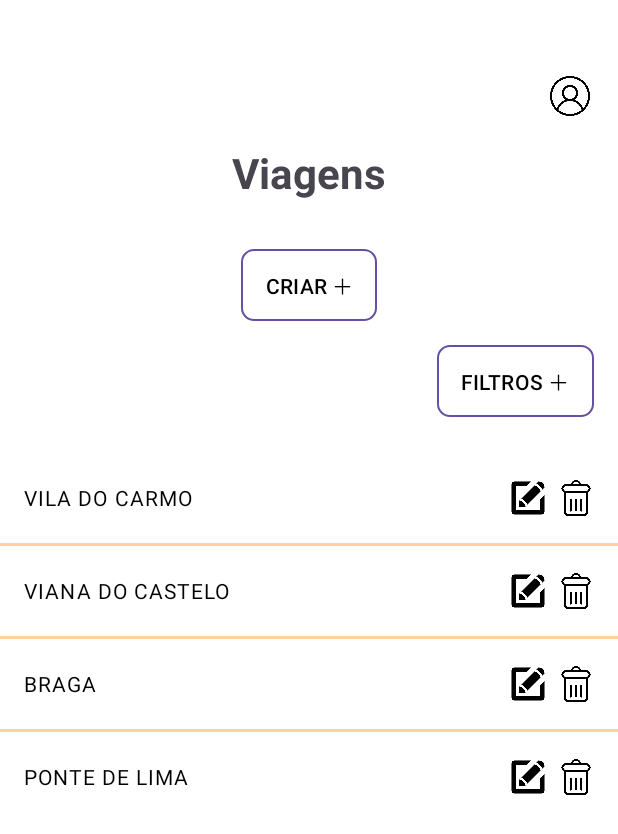
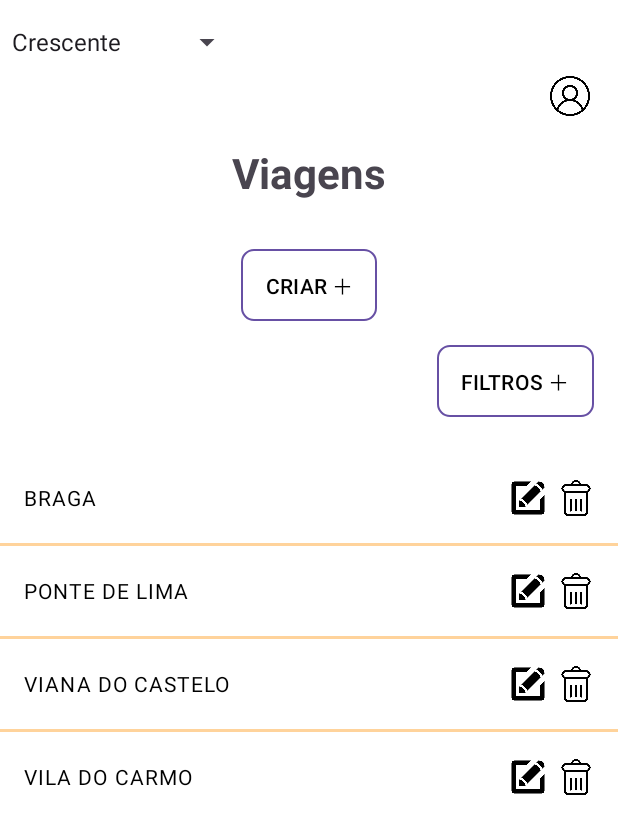
Before and after one commit to t2ne/tripsync, an Android app: the HomeActivity screen opened directly, with no data from a screen before it, after a tap on "FILTROS ＋", on a phone screen of 412 x 824 dp. Shown: the top 834 px of the screen. Run offline under Robolectric (Android 15) with nearby library versions, the phone set to English and light mode, and no system bars.

Commit message:
praticamente tudo mais fix

```diff
--- a/app/src/main/AndroidManifest.xml
+++ b/app/src/main/AndroidManifest.xml
@@ -43,6 +43,8 @@
         <activity android:name=".CriarViagemActivity"
             android:exported="false"/>
 
+        <activity android:name=".EditarViagemActivity"
+            android:exported="false"/>
 
 
     </application>
--- a/app/src/main/java/com/example/tripsync/HomeActivity.kt
+++ b/app/src/main/java/com/example/tripsync/HomeActivity.kt
@@ -2,6 +2,7 @@ package com.example.tripsync
 
 import android.content.Intent
 import android.os.Bundle
+import android.view.View
 import android.view.ViewGroup
 import android.widget.*
 import androidx.appcompat.app.AppCompatActivity
@@ -10,27 +11,21 @@ class HomeActivity : AppCompatActivity() {
 
     private lateinit var viagensListView: ListView
     private val viagens = mutableListOf("Vila do Carmo", "Viana do Castelo", "Braga", "Ponte de Lima")
+    private lateinit var adapter: ViagemAdapter
+    private lateinit var btnFiltros: Button
+    private lateinit var spinnerFiltro: Spinner // Declaração do Spinner
 
     override fun onCreate(savedInstanceState: Bundle?) {
         super.onCreate(savedInstanceState)
         setContentView(R.layout.activity_home)
 
         viagensListView = findViewById(R.id.viagensListView)
-        val adapter = ViagemAdapter()
+        spinnerFiltro = findViewById(R.id.spinnerFiltro) // Atribuição do Spinner
+        btnFiltros = findViewById(R.id.btnFiltros)
+
+        // Adapter para lista de viagens
+        adapter = ViagemAdapter()
         viagensListView.adapter = adapter
-
-        // Botão CRIAR
-        findViewById<Button>(R.id.btnCriar).setOnClickListener {
-            Toast.makeText(this, "Criar nova viagem", Toast.LENGTH_SHORT).show()
-        }
-        // Botão CRIAR
-        findViewById<Button>(R.id.btnCriar).setOnClickListener {
-            Toast.makeText(this, "Criar nova viagem", Toast.LENGTH_SHORT).show()
-        }
-        // Botão FILTROS
-        findViewById<Button>(R.id.btnFiltros).setOnClickListener {
-            Toast.makeText(this, "Abrir filtros", Toast.LENGTH_SHORT).show()
-        }
 
         // Botão CRIAR abre a CriarViagemActivity
         findViewById<Button>(R.id.btnCriar).setOnClickListener {
@@ -38,13 +33,47 @@ class HomeActivity : AppCompatActivity() {
             startActivity(intent)
         }
 
+        // Botão FILTROS
+        btnFiltros.setOnClickListener {
+            val filtroOptions = arrayOf("Crescente", "Descrescente")
+            val adapterFiltro = ArrayAdapter(this, android.R.layout.simple_spinner_item, filtroOptions)
+            adapterFiltro.setDropDownViewResource(android.R.layout.simple_spinner_dropdown_item)
+            spinnerFiltro.adapter = adapterFiltro
+
+            // Alterna a visibilidade do spinner
+            spinnerFiltro.visibility = if (spinnerFiltro.visibility == View.GONE) View.VISIBLE else View.GONE
+        }
+
+        // Configurar o spinner para ordenar as viagens
+        spinnerFiltro.onItemSelectedListener = object : AdapterView.OnItemSelectedListener {
+            override fun onItemSelected(parent: AdapterView<*>, view: View?, position: Int, id: Long) {
+                when (position) {
+                    0 -> sortViagensCrescente() // Ordenar Crescente
+                    1 -> sortViagensDecrescente() // Ordenar Decrescente
+                }
+            }
+
+            override fun onNothingSelected(parent: AdapterView<*>) {}
+        }
+
+        // Ícone de perfil abre EditarPerfilActivity
         val profileIcon = findViewById<ImageView>(R.id.profileIcon)
         profileIcon.setOnClickListener {
-            Toast.makeText(this, "Ícone de perfil clicado!", Toast.LENGTH_SHORT).show()
             val intent = Intent(this, EditarPerfilActivity::class.java)
             startActivity(intent)
         }
+    }
 
+    private fun sortViagensCrescente() {
+        // Ordenar em ordem crescente (A-Z)
+        viagens.sort()
+        adapter.notifyDataSetChanged() // Notifica o adapter para atualizar a lista
+    }
+
+    private fun sortViagensDecrescente() {
+        // Ordenar em ordem decrescente (Z-A)
+        viagens.sortDescending()
+        adapter.notifyDataSetChanged() // Notifica o adapter para atualizar a lista
     }
 
     inner class ViagemAdapter : BaseAdapter() {
@@ -60,10 +89,14 @@ class HomeActivity : AppCompatActivity() {
 
             nomeViagem.text = viagens[position]
 
+            // Botão Editar: abre EditarViagemActivity com nome da viagem
             btnEditar.setOnClickListener {
-                Toast.makeText(this@HomeActivity, "Editar: ${viagens[position]}", Toast.LENGTH_SHORT).show()
+                val intent = Intent(this@HomeActivity, EditarViagemActivity::class.java)
+                intent.putExtra("nomeViagem", viagens[position])
+                startActivity(intent)
             }
 
+            // Botão Apagar: mostra confirmação com AlertDialog
             btnApagar.setOnClickListener {
                 val alertDialog = android.app.AlertDialog.Builder(this@HomeActivity)
                     .setMessage("TEM A CERTEZA QUE DESEJA ELEMINAR?")
@@ -80,11 +113,10 @@ class HomeActivity : AppCompatActivity() {
 
                 alertDialog.show()
 
-                // Estilizar os botões como na imagem (opcional)
+                // Estilo dos botões (opcional)
                 alertDialog.getButton(android.app.AlertDialog.BUTTON_POSITIVE)?.setAllCaps(true)
                 alertDialog.getButton(android.app.AlertDialog.BUTTON_NEGATIVE)?.setAllCaps(true)
             }
-
 
             return view
         }
--- a/app/src/main/res/layout/activity_home.xml
+++ b/app/src/main/res/layout/activity_home.xml
@@ -56,6 +56,13 @@
         android:layout_marginTop="16dp"
         android:background="@drawable/border_button"
         android:textAllCaps="false" />
+    <!-- Adicionando o Spinner para os filtros -->
+    <Spinner
+        android:id="@+id/spinnerFiltro"
+        android:layout_width="wrap_content"
+        android:layout_height="wrap_content"
+        android:visibility="gone"
+    android:layout_marginTop="16dp" />
 
     <!-- Lista de Viagens -->
     <ListView
```
Also changed, not shown: app/src/main/java/com/example/tripsync/EditarPerfilActivity.kt (+32 -8 lines), app/src/main/java/com/example/tripsync/EditarViagemActivity.kt (added, +80 -0 lines), app/src/main/res/layout/activity_editar_perfil.xml (+25 -0 lines), app/src/main/res/layout/activity_editar_viagem.xml (added, +152 -0 lines).
